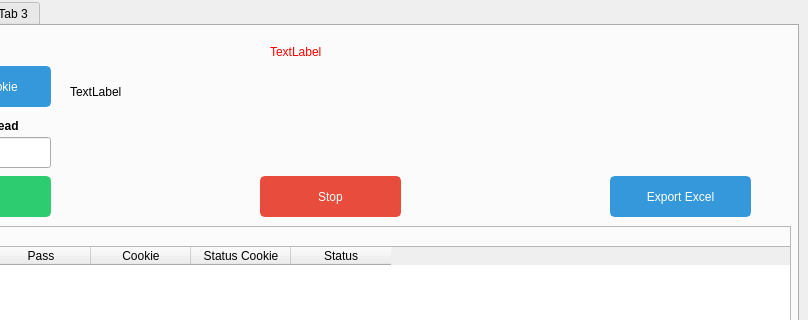
Before: the Qt Designer form msg.ui in lhdlam/Fb-send-message-group-Pyqt5, drawn with Qt 5; both pictures show x 122 to 930 and y 0 to 320 of the 930 by 612 pixel window.
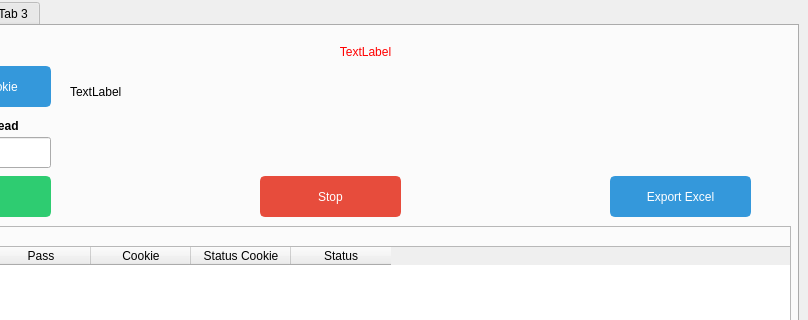
After: the same form once the commit is applied. The open tabs and pages were chosen to show the change.

```diff
--- a/msg.ui
+++ b/msg.ui
@@ -183,9 +183,9 @@
     <widget class="QLabel" name="lbl_notification">
      <property name="geometry">
       <rect>
-       <x>390</x>
+       <x>200</x>
        <y>10</y>
-       <width>271</width>
+       <width>571</width>
        <height>31</height>
       </rect>
      </property>
@@ -202,6 +202,9 @@
      <property name="text">
       <string>TextLabel</string>
      </property>
+     <property name="alignment">
+      <set>Qt::AlignCenter</set>
+     </property>
     </widget>
     <widget class="QPushButton" name="btn_export">
      <property name="geometry">
```
Left out of the diff: 16 changed lines with no effect on the pictures.
